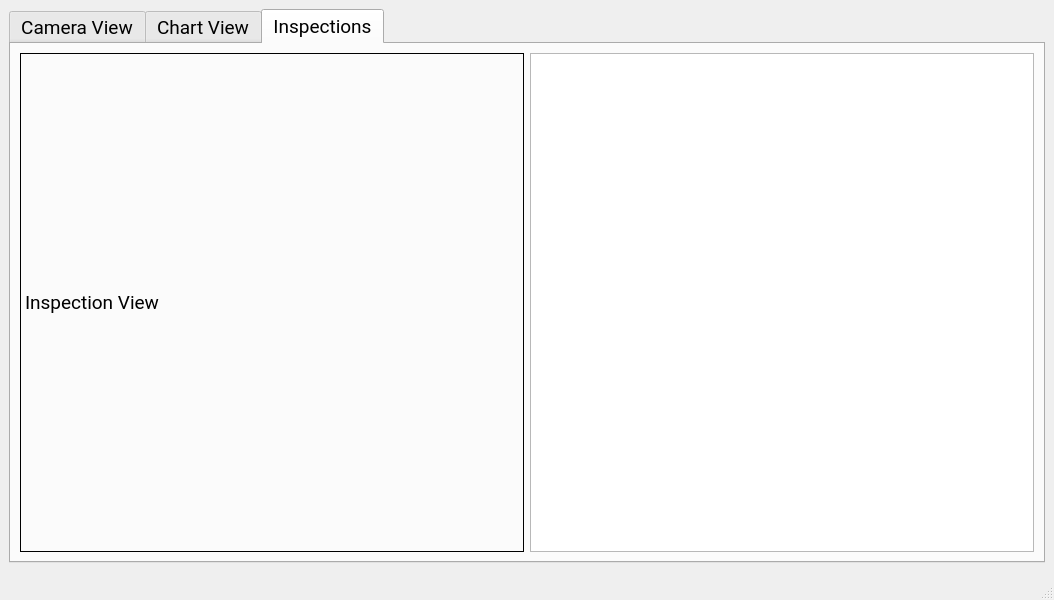
The window that UI/mainwindow.ui (abikemechanic/SC_VisionInspection) describes before a commit, drawn with Qt 5.
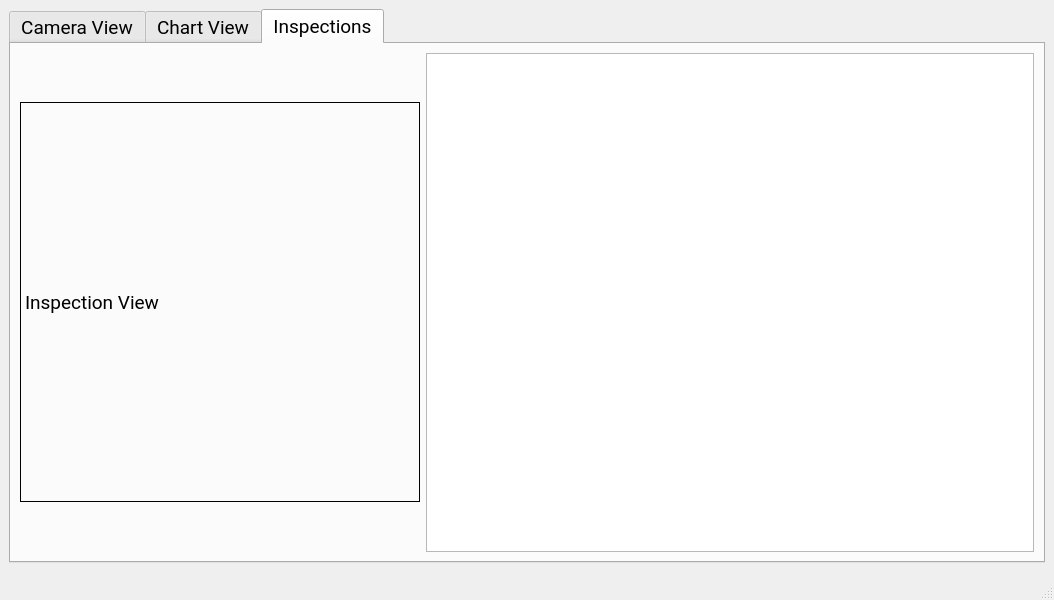
The same window after the commit. The open tabs and pages were chosen to show the change.

Diff of the .ui file:
```diff
--- a/UI/mainwindow.ui
+++ b/UI/mainwindow.ui
@@ -257,15 +257,15 @@
           <item row="0" column="0">
            <widget class="QLabel" name="lbl_InspectionFeed">
             <property name="sizePolicy">
-             <sizepolicy hsizetype="Expanding" vsizetype="Expanding">
+             <sizepolicy hsizetype="Fixed" vsizetype="Fixed">
               <horstretch>0</horstretch>
               <verstretch>0</verstretch>
              </sizepolicy>
             </property>
             <property name="minimumSize">
              <size>
-              <width>50</width>
-              <height>20</height>
+              <width>400</width>
+              <height>400</height>
              </size>
             </property>
             <property name="contextMenuPolicy">
```
Left out of the diff: 2 changed lines with no effect on the pictures.
